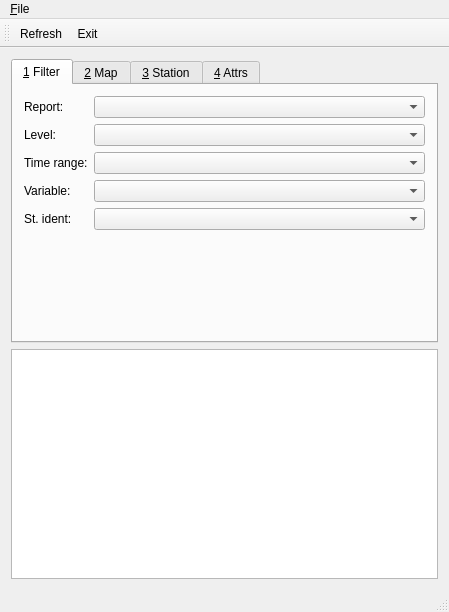
ARPA-SIMC/provami, file provamimainwindow.ui: the form before one commit.
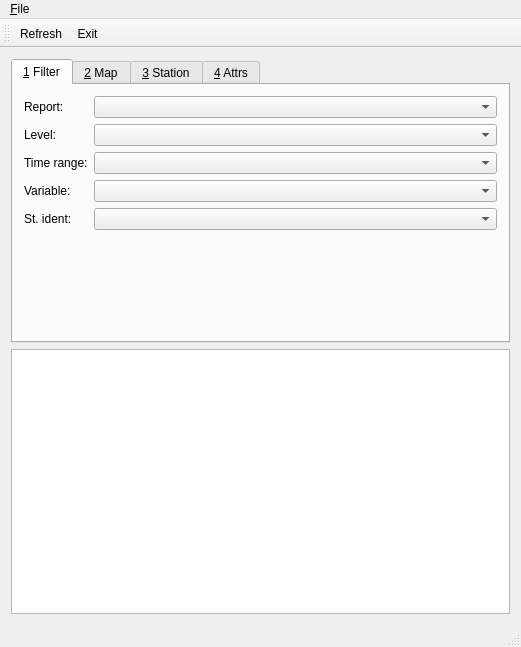
The form after the commit. Custom widgets are drawn as their Qt base class.

Commit message: Made the default window size bigger

```diff
--- a/provamimainwindow.ui
+++ b/provamimainwindow.ui
@@ -6,8 +6,8 @@
    <rect>
     <x>0</x>
     <y>0</y>
-    <width>449</width>
-    <height>612</height>
+    <width>521</width>
+    <height>647</height>
    </rect>
   </property>
   <property name="sizePolicy">
@@ -336,7 +336,7 @@
     <rect>
      <x>0</x>
      <y>0</y>
-     <width>449</width>
+     <width>521</width>
      <height>24</height>
     </rect>
    </property>
```
